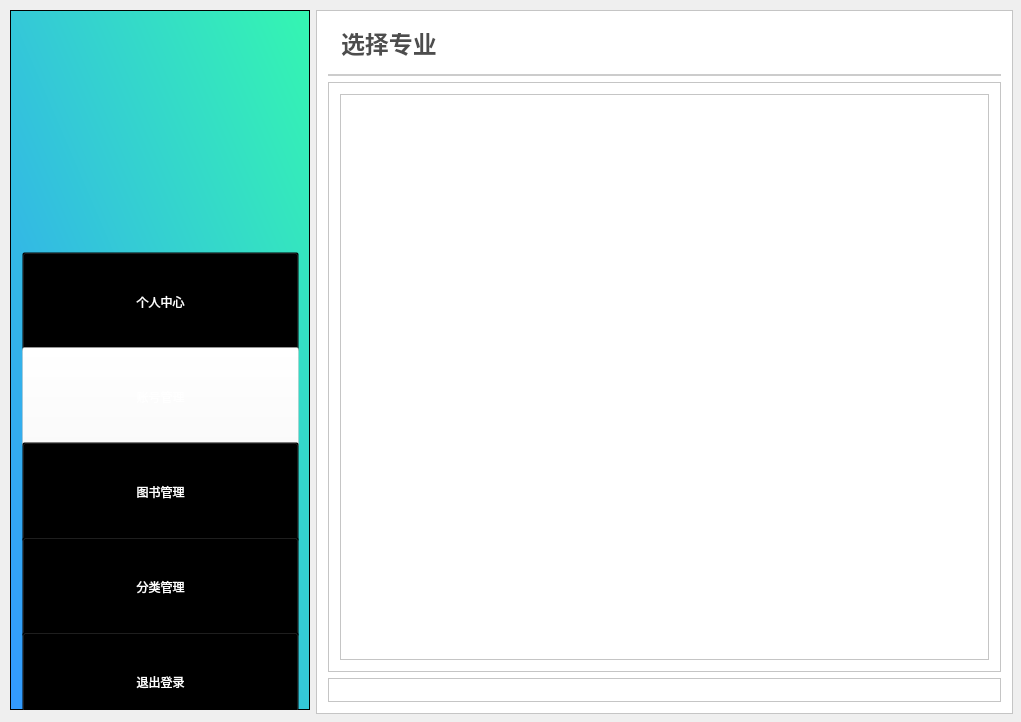
First picture: the form in Library/Library/admin_studentclassify.ui, repository BooksOcean/BooksOcean, before the edit.
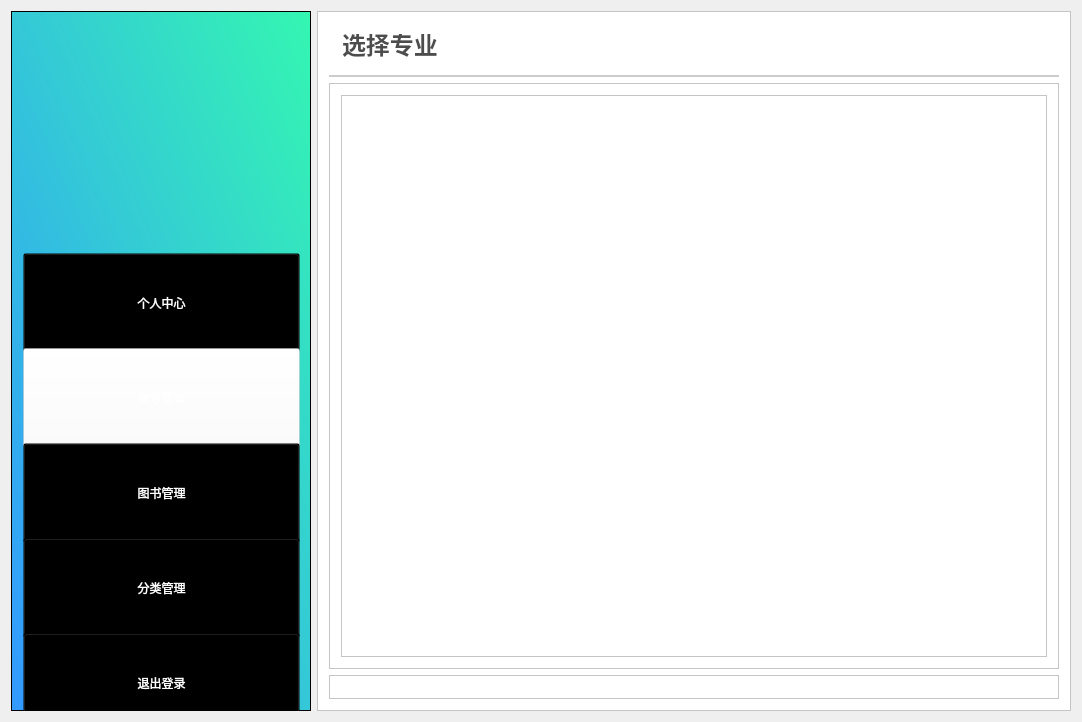
Second picture: the form after the edit. Icons and pictures are not drawn.

Diff of the .ui file:
```diff
--- a/Library/Library/admin_studentclassify.ui
+++ b/Library/Library/admin_studentclassify.ui
@@ -6,117 +6,16 @@
    <rect>
     <x>0</x>
     <y>0</y>
-    <width>1021</width>
+    <width>1082</width>
     <height>722</height>
    </rect>
   </property>
   <property name="windowTitle">
    <string>admin_studentclassify</string>
   </property>
-  <widget class="QFrame" name="frame_3">
-   <property name="geometry">
-    <rect>
-     <x>316</x>
-     <y>10</y>
-     <width>697</width>
-     <height>704</height>
-    </rect>
-   </property>
-   <property name="styleSheet">
-    <string notr="true">background:white;</string>
-   </property>
-   <property name="frameShape">
-    <enum>QFrame::StyledPanel</enum>
-   </property>
-   <property name="frameShadow">
-    <enum>QFrame::Raised</enum>
-   </property>
-   <layout class="QVBoxLayout" name="verticalLayout_2">
+  <layout class="QHBoxLayout" name="horizontalLayout">
     <item>
-     <widget class="QFrame" name="frame_4">
-      <property name="sizePolicy">
-       <sizepolicy hsizetype="Preferred" vsizetype="Fixed">
-        <horstretch>0</horstretch>
-        <verstretch>200</verstretch>
-       </sizepolicy>
-      </property>
-      <property name="styleSheet">
-       <string notr="true">border:2px solid #cccccc;
-border-top:0px;
-border-left:0px;
-border-right:0px;</string>
-      </property>
-      <property name="frameShape">
-       <enum>QFrame::StyledPanel</enum>
-      </property>
-      <property name="frameShadow">
-       <enum>QFrame::Raised</enum>
-      </property>
-      <layout class="QHBoxLayout" name="horizontalLayout_3">
-       <item>
-        <widget class="QLineEdit" name="etClassify">
-         <property name="styleSheet">
-          <string notr="true">color:#4D4D4D;
-border:none;
-font-size:24px;
-font-weight:500;
-font-family:&quot;微软雅黑&quot;;
-text-align:left;</string>
-         </property>
-         <property name="text">
-          <string>选择专业</string>
-         </property>
-         <property name="readOnly">
-          <bool>true</bool>
-         </property>
-        </widget>
-       </item>
-      </layout>
-     </widget>
-    </item>
-    <item>
-     <widget class="QFrame" name="frame_6">
-      <property name="frameShape">
-       <enum>QFrame::StyledPanel</enum>
-      </property>
-      <property name="frameShadow">
-       <enum>QFrame::Raised</enum>
-      </property>
-      <layout class="QHBoxLayout" name="horizontalLayout_4">
-       <item>
-        <widget class="QTableWidget" name="tableWidget"/>
-       </item>
-      </layout>
-     </widget>
-    </item>
-    <item>
-     <widget class="QFrame" name="frame_5">
-      <property name="sizePolicy">
-       <sizepolicy hsizetype="Preferred" vsizetype="Fixed">
-        <horstretch>0</horstretch>
-        <verstretch>0</verstretch>
-       </sizepolicy>
-      </property>
-      <property name="frameShape">
-       <enum>QFrame::StyledPanel</enum>
-      </property>
-      <property name="frameShadow">
-       <enum>QFrame::Raised</enum>
-      </property>
-      <layout class="QHBoxLayout" name="horizontalLayout_2"/>
-     </widget>
-    </item>
-   </layout>
-  </widget>
   <widget class="QFrame" name="frame">
-   <property name="geometry">
-    <rect>
-     <x>10</x>
-     <y>10</y>
-     <width>300</width>
-     <height>700</height>
-    </rect>
-   </property>
    <property name="sizePolicy">
     <sizepolicy hsizetype="Fixed" vsizetype="Expanding">
      <horstretch>0</horstretch>
@@ -302,6 +201,97 @@
     </property>
    </widget>
   </widget>
+   </item>
+   <item>
+    <widget class="QFrame" name="frame_3">
+     <property name="styleSheet">
+      <string notr="true">background:white;</string>
+     </property>
+     <property name="frameShape">
+      <enum>QFrame::StyledPanel</enum>
+     </property>
+     <property name="frameShadow">
+      <enum>QFrame::Raised</enum>
+     </property>
+     <layout class="QVBoxLayout" name="verticalLayout_2">
+      <item>
+       <widget class="QFrame" name="frame_4">
+        <property name="sizePolicy">
+         <sizepolicy hsizetype="Preferred" vsizetype="Fixed">
+          <horstretch>0</horstretch>
+          <verstretch>200</verstretch>
+         </sizepolicy>
+        </property>
+        <property name="styleSheet">
+         <string notr="true">border:2px solid #cccccc;
+border-top:0px;
+border-left:0px;
+border-right:0px;</string>
+        </property>
+        <property name="frameShape">
+         <enum>QFrame::StyledPanel</enum>
+        </property>
+        <property name="frameShadow">
+         <enum>QFrame::Raised</enum>
+        </property>
+        <layout class="QHBoxLayout" name="horizontalLayout_3">
+         <item>
+          <widget class="QLineEdit" name="etClassify">
+           <property name="styleSheet">
+            <string notr="true">color:#4D4D4D;
+border:none;
+font-size:24px;
+font-weight:500;
+font-family:&quot;微软雅黑&quot;;
+text-align:left;</string>
+           </property>
+           <property name="text">
+            <string>选择专业</string>
+           </property>
+           <property name="readOnly">
+            <bool>true</bool>
+           </property>
+          </widget>
+         </item>
+        </layout>
+       </widget>
+      </item>
+      <item>
+       <widget class="QFrame" name="frame_6">
+        <property name="frameShape">
+         <enum>QFrame::StyledPanel</enum>
+        </property>
+        <property name="frameShadow">
+         <enum>QFrame::Raised</enum>
+        </property>
+        <layout class="QHBoxLayout" name="horizontalLayout_4">
+         <item>
+          <widget class="QTableWidget" name="tableWidget"/>
+         </item>
+        </layout>
+       </widget>
+      </item>
+      <item>
+       <widget class="QFrame" name="frame_5">
+        <property name="sizePolicy">
+         <sizepolicy hsizetype="Preferred" vsizetype="Fixed">
+          <horstretch>0</horstretch>
+          <verstretch>0</verstretch>
+         </sizepolicy>
+        </property>
+        <property name="frameShape">
+         <enum>QFrame::StyledPanel</enum>
+        </property>
+        <property name="frameShadow">
+         <enum>QFrame::Raised</enum>
+        </property>
+        <layout class="QHBoxLayout" name="horizontalLayout_2"/>
+       </widget>
+      </item>
+     </layout>
+    </widget>
+   </item>
+  </layout>
  </widget>
  <layoutdefault spacing="6" margin="11"/>
  <resources/>
```
Lines whose indentation alone changed are shown as unchanged.
